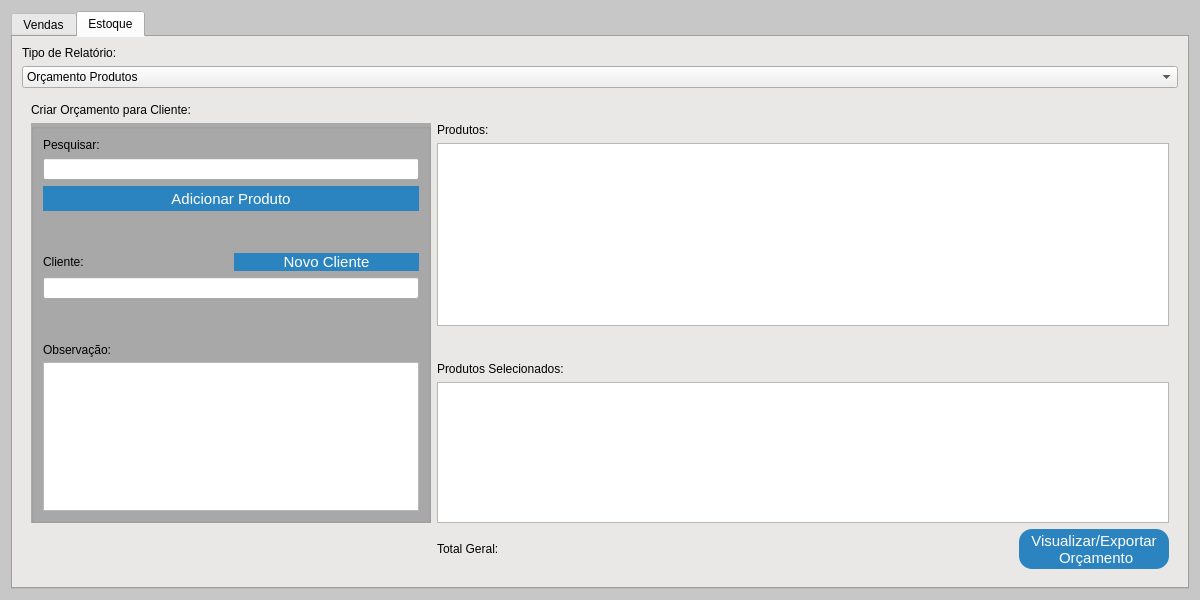
GabR36/QEstoqueLoja, file src/relatorios.ui: the form before one commit.
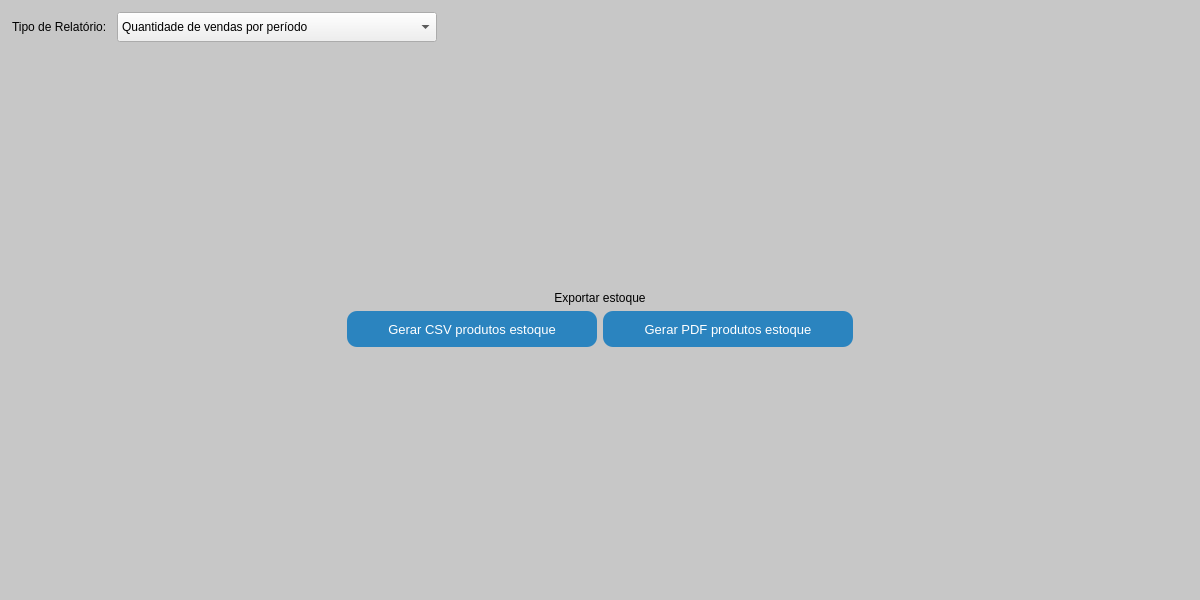
The form after the commit. The open tabs and pages were chosen to show the change. Custom widgets are drawn as their Qt base class.

Commit message: Mudança estetica na menu bar + separação orçamento de relatorios

Diff of the .ui file:
```diff
--- a/src/relatorios.ui
+++ b/src/relatorios.ui
@@ -12,14 +12,8 @@
   </property>
   <property name="minimumSize">
    <size>
-    <width>1200</width>
-    <height>600</height>
-   </size>
-  </property>
-  <property name="maximumSize">
-   <size>
-    <width>16777215</width>
-    <height>16777215</height>
+    <width>900</width>
+    <height>500</height>
    </size>
   </property>
   <property name="windowTitle">
@@ -27,83 +21,77 @@
   </property>
   <property name="styleSheet">
    <string notr="true">
-
-#relatorios{
-background-color: rgb(199, 199, 199);
-
+#relatorios {
+  background-color: rgb(199, 199, 199);
 }
-QPushButton{
-background-color: rgb(43, 132, 191);
-color: rgb(255, 255, 255);
-font-size: 15px;
-border-radius: 13px;
-
+QPushButton {
+  background-color: rgb(43, 132, 191);
+  color: rgb(255, 255, 255);
+  font-size: 13px;
+  border-radius: 10px;
 }
-QPushButton#Btn_CsvGerar{
-font: 700 9pt &quot;Segoe UI&quot;;
-background-color: rgb(43, 132, 191);
-color: rgb(255, 255, 255);
-font-size: 15px;
-border-radius: 13px;
-
-
+QPushButton:hover {
+  background-color: rgb(13, 92, 161);
 }
-
-QPushButton:hover{
-	background-color: rgb(13, 92, 161);
-}
-QPushButton:pressed{
-	
-color: rgb(255, 255, 255);
-	background-color: rgb(153, 193, 241);
-font-size: 15px;
-border-radius: 13px;
-}
-QTabWidget{
-background-color:rgb(222, 221, 218)
-}
-QGroupBox{
-background-color:rgb(170, 170, 170);
-	font: 700 9pt &quot;Segoe UI&quot;;
-	font-size: 15px;
+QPushButton:pressed {
+  color: rgb(255, 255, 255);
+  background-color: rgb(153, 193, 241);
 }
 </string>
   </property>
-  <layout class="QGridLayout" name="gridLayout">
-   <item row="0" column="0">
     <layout class="QVBoxLayout" name="verticalLayout">
      <property name="spacing">
-      <number>0</number>
+    <number>8</number>
+   </property>
+   <property name="leftMargin">
+    <number>12</number>
+   </property>
+   <property name="topMargin">
+    <number>12</number>
+   </property>
+   <property name="rightMargin">
+    <number>12</number>
+   </property>
+   <property name="bottomMargin">
+    <number>12</number>
      </property>
      <item>
-      <widget class="QTabWidget" name="tabWidget">
-       <property name="styleSheet">
-        <string notr="true"/>
-       </property>
-       <property name="currentIndex">
-        <number>1</number>
-       </property>
-       <widget class="QWidget" name="tab_3">
-        <attribute name="title">
-         <string>Vendas</string>
-        </attribute>
-        <layout class="QVBoxLayout" name="verticalLayout_3">
+    <layout class="QHBoxLayout" name="topBarLayout">
+     <property name="spacing">
+      <number>10</number>
+     </property>
          <item>
           <widget class="QLabel" name="label_2">
+       <property name="sizePolicy">
+        <sizepolicy hsizetype="Fixed" vsizetype="Fixed">
+         <horstretch>0</horstretch>
+         <verstretch>0</verstretch>
+        </sizepolicy>
+       </property>
            <property name="styleSheet">
-            <string notr="true">font: 700 10pt &quot;Ubuntu&quot;;</string>
+        <string notr="true">font: 700 10pt &quot;Segoe UI&quot;;</string>
            </property>
            <property name="text">
             <string>Tipo de Relatório:</string>
            </property>
           </widget>
          </item>
-         <item>
-          <layout class="QVBoxLayout" name="verticalLayout_2">
            <item>
             <widget class="QComboBox" name="CBox_VendasMain">
+       <property name="minimumSize">
+        <size>
+         <width>320</width>
+         <height>30</height>
+        </size>
+       </property>
+       <property name="maximumSize">
+        <size>
+         <width>500</width>
+         <height>30</height>
+        </size>
+       </property>
              <property name="styleSheet">
-              <string notr="true">font: 700 10pt &quot;Ubuntu&quot;;</string>
+        <string notr="true">font: 700 10pt &quot;Segoe UI&quot;;</string>
              </property>
              <item>
               <property name="text">
@@ -135,15 +123,32 @@
                <string>Produtos que geram mais Lucro</string>
               </property>
              </item>
-            </widget>
+       <item>
+        <property name="text">
+         <string>Exportar Estoque</string>
+        </property>
+       </item>
+      </widget>
+     </item>
+     <item>
+      <spacer name="topBarSpacer">
+       <property name="orientation">
+        <enum>Qt::Orientation::Horizontal</enum>
+       </property>
+       <property name="sizeHint" stdset="0">
+        <size>
+         <width>40</width>
+         <height>20</height>
+        </size>
+       </property>
+      </spacer>
+     </item>
+    </layout>
            </item>
            <item>
             <widget class="QStackedWidget" name="Stacked_Vendas">
-             <property name="styleSheet">
-              <string notr="true"/>
-             </property>
              <property name="currentIndex">
-              <number>5</number>
+      <number>0</number>
              </property>
              <widget class="QWidget" name="page">
               <layout class="QVBoxLayout" name="verticalLayout_8">
@@ -197,9 +202,6 @@
                  </item>
                  <item>
                   <widget class="QComboBox" name="CBox_periodoValor">
-                   <property name="styleSheet">
-                    <string notr="true"/>
-                   </property>
                    <item>
                     <property name="text">
                      <string>Mes</string>
@@ -248,125 +250,10 @@
                </item>
               </layout>
              </widget>
-            </widget>
-           </item>
-          </layout>
-         </item>
-        </layout>
-       </widget>
-       <widget class="QWidget" name="tab_4">
-        <attribute name="title">
-         <string>Estoque</string>
-        </attribute>
-        <layout class="QVBoxLayout" name="verticalLayout_6">
+     <widget class="QWidget" name="page_estoque">
+      <layout class="QVBoxLayout" name="verticalLayout_estoque">
          <item>
-          <layout class="QVBoxLayout" name="verticalLayout_4">
-           <item>
-            <widget class="QLabel" name="label_3">
-             <property name="styleSheet">
-              <string notr="true">font: 700 10pt &quot;Ubuntu&quot;;</string>
-             </property>
-             <property name="text">
-              <string>Tipo de Relatório:</string>
-             </property>
-            </widget>
-           </item>
-           <item>
-            <widget class="QComboBox" name="CBox_EstoqueMain">
-             <property name="styleSheet">
-              <string notr="true">font: 700 10pt &quot;Ubuntu&quot;;</string>
-             </property>
-             <item>
-              <property name="text">
-               <string>Orçamento Produtos</string>
-              </property>
-             </item>
-             <item>
-              <property name="text">
-               <string>Lista Todos Produtos</string>
-              </property>
-             </item>
-            </widget>
-           </item>
-          </layout>
-         </item>
-         <item>
-          <widget class="QStackedWidget" name="Stacked_Estoque">
-           <property name="midLineWidth">
-            <number>0</number>
-           </property>
-           <property name="currentIndex">
-            <number>0</number>
-           </property>
-           <widget class="QWidget" name="page_3">
-            <layout class="QGridLayout" name="gridLayout_2">
-             <item row="0" column="0">
-              <widget class="QLabel" name="label_11">
-               <property name="styleSheet">
-                <string notr="true">font: 700 15pt &quot;Ubuntu&quot;;</string>
-               </property>
-               <property name="text">
-                <string>Criar Orçamento para Cliente:</string>
-               </property>
-              </widget>
-             </item>
-             <item row="1" column="0">
-              <widget class="QGroupBox" name="groupBox">
-               <property name="maximumSize">
-                <size>
-                 <width>400</width>
-                 <height>16777215</height>
-                </size>
-               </property>
-               <property name="title">
-                <string/>
-               </property>
-               <layout class="QVBoxLayout" name="verticalLayout_18">
-                <item>
-                 <layout class="QVBoxLayout" name="verticalLayout_14">
-                  <item>
-                   <widget class="QLabel" name="label_7">
-                    <property name="styleSheet">
-                     <string notr="true">font: 500 10pt &quot;Ubuntu&quot;;</string>
-                    </property>
-                    <property name="text">
-                     <string>Pesquisar:</string>
-                    </property>
-                   </widget>
-                  </item>
-                  <item>
-                   <widget class="CustomLineEdit" name="Ledit_PesquisaProduto">
-                    <property name="maximumSize">
-                     <size>
-                      <width>1231231</width>
-                      <height>16777215</height>
-                     </size>
-                    </property>
-                   </widget>
-                  </item>
-                  <item>
-                   <widget class="QPushButton" name="Btn_AddProd">
-                    <property name="minimumSize">
-                     <size>
-                      <width>0</width>
-                      <height>25</height>
-                     </size>
-                    </property>
-                    <property name="maximumSize">
-                     <size>
-                      <width>16777215</width>
-                      <height>25</height>
-                     </size>
-                    </property>
-                    <property name="text">
-                     <string>Adicionar Produto</string>
-                    </property>
-                   </widget>
-                  </item>
-                 </layout>
-                </item>
-                <item>
-                 <spacer name="verticalSpacer_2">
+        <spacer name="estoqueTopSpacer">
                   <property name="orientation">
                    <enum>Qt::Orientation::Vertical</enum>
                   </property>
@@ -378,238 +265,10 @@
                   </property>
                  </spacer>
                 </item>
-                <item>
-                 <layout class="QVBoxLayout" name="verticalLayout_13">
-                  <item>
-                   <layout class="QHBoxLayout" name="horizontalLayout_4">
-                    <item>
-                     <widget class="QLabel" name="label_6">
-                      <property name="styleSheet">
-                       <string notr="true">font: 500 10pt &quot;Ubuntu&quot;;</string>
-                      </property>
-                      <property name="text">
-                       <string>Cliente:</string>
-                      </property>
-                     </widget>
-                    </item>
-                    <item>
-                     <widget class="QPushButton" name="Btn_NovoCliente">
-                      <property name="text">
-                       <string>Novo Cliente</string>
-                      </property>
-                     </widget>
-                    </item>
-                   </layout>
-                  </item>
-                  <item>
-                   <widget class="CustomLineEdit" name="Ledit_Cliente">
-                    <property name="minimumSize">
-                     <size>
-                      <width>0</width>
-                      <height>0</height>
-                     </size>
-                    </property>
-                    <property name="maximumSize">
-                     <size>
-                      <width>16777215</width>
-                      <height>16777215</height>
-                     </size>
-                    </property>
-                   </widget>
-                  </item>
-                 </layout>
-                </item>
-                <item>
-                 <layout class="QVBoxLayout" name="verticalLayout_15">
-                  <property name="spacing">
-                   <number>5</number>
-                  </property>
-                  <item>
-                   <spacer name="verticalSpacer">
-                    <property name="orientation">
-                     <enum>Qt::Orientation::Vertical</enum>
-                    </property>
-                    <property name="sizeHint" stdset="0">
-                     <size>
-                      <width>20</width>
-                      <height>40</height>
-                     </size>
-                    </property>
-                   </spacer>
-                  </item>
-                  <item>
-                   <widget class="QLabel" name="label_9">
-                    <property name="styleSheet">
-                     <string notr="true">font: 500 10pt &quot;Ubuntu&quot;;</string>
-                    </property>
-                    <property name="text">
-                     <string>Observação:</string>
-                    </property>
-                   </widget>
-                  </item>
-                  <item>
-                   <widget class="QTextEdit" name="Tedit_Obs">
-                    <property name="maximumSize">
-                     <size>
-                      <width>16777215</width>
-                      <height>150</height>
-                     </size>
-                    </property>
-                   </widget>
-                  </item>
-                 </layout>
-                </item>
-               </layout>
-              </widget>
-             </item>
-             <item row="1" column="1" colspan="2">
-              <layout class="QVBoxLayout" name="verticalLayout_21">
-               <item>
-                <layout class="QVBoxLayout" name="verticalLayout_17">
-                 <item>
-                  <widget class="QLabel" name="label_10">
-                   <property name="styleSheet">
-                    <string notr="true">font: 500 10pt &quot;Ubuntu&quot;;</string>
-                   </property>
-                   <property name="text">
-                    <string>Produtos:</string>
-                   </property>
-                  </widget>
-                 </item>
-                 <item>
-                  <widget class="ProdutoTableView" name="Tview_ProdutosOrcamento">
-                   <property name="autoFillBackground">
-                    <bool>true</bool>
-                   </property>
-                   <property name="alternatingRowColors">
-                    <bool>true</bool>
-                   </property>
-                   <property name="selectionMode">
-                    <enum>QAbstractItemView::SelectionMode::SingleSelection</enum>
-                   </property>
-                   <property name="selectionBehavior">
-                    <enum>QAbstractItemView::SelectionBehavior::SelectRows</enum>
-                   </property>
-                  </widget>
-                 </item>
-                </layout>
-               </item>
-               <item>
-                <spacer name="verticalSpacer_3">
-                 <property name="orientation">
-                  <enum>Qt::Orientation::Vertical</enum>
-                 </property>
-                 <property name="sizeHint" stdset="0">
-                  <size>
-                   <width>20</width>
-                   <height>40</height>
-                  </size>
-                 </property>
-                </spacer>
-               </item>
-               <item>
-                <layout class="QVBoxLayout" name="verticalLayout_16">
-                 <item>
-                  <widget class="QLabel" name="label_8">
-                   <property name="styleSheet">
-                    <string notr="true">font: 500 10pt &quot;Ubuntu&quot;;</string>
-                   </property>
-                   <property name="text">
-                    <string>Produtos Selecionados:</string>
-                   </property>
-                  </widget>
-                 </item>
-                 <item>
-                  <widget class="QTableView" name="Tview_ProdutosSelec">
-                   <property name="maximumSize">
-                    <size>
-                     <width>16777215</width>
-                     <height>150</height>
-                    </size>
-                   </property>
-                   <property name="contextMenuPolicy">
-                    <enum>Qt::ContextMenuPolicy::CustomContextMenu</enum>
-                   </property>
-                   <property name="autoFillBackground">
-                    <bool>true</bool>
-                   </property>
-                   <property name="alternatingRowColors">
-                    <bool>true</bool>
-                   </property>
-                   <property name="selectionMode">
-                    <enum>QAbstractItemView::SelectionMode::SingleSelection</enum>
-                   </property>
-                   <property name="selectionBehavior">
-                    <enum>QAbstractItemView::SelectionBehavior::SelectRows</enum>
-                   </property>
-                   <attribute name="verticalHeaderVisible">
-                    <bool>false</bool>
-                   </attribute>
-                  </widget>
-                 </item>
-                </layout>
-               </item>
-              </layout>
-             </item>
-             <item row="2" column="1">
-              <widget class="QLabel" name="Lbl_TotalGeral">
-               <property name="styleSheet">
-                <string notr="true">font: 700 12pt &quot;Ubuntu&quot;;</string>
-               </property>
-               <property name="text">
-                <string>Total Geral:</string>
-               </property>
-              </widget>
-             </item>
-             <item row="2" column="2">
-              <widget class="QPushButton" name="Btn_Terminar">
-               <property name="minimumSize">
-                <size>
-                 <width>150</width>
-                 <height>40</height>
-                </size>
-               </property>
-               <property name="maximumSize">
-                <size>
-                 <width>150</width>
-                 <height>40</height>
-                </size>
-               </property>
-               <property name="text">
-                <string>Visualizar/Exportar 
- Orçamento</string>
-               </property>
-              </widget>
-             </item>
-            </layout>
-           </widget>
-           <widget class="QWidget" name="page_4">
-            <layout class="QVBoxLayout" name="verticalLayout_12">
-             <item>
-              <layout class="QVBoxLayout" name="verticalLayout_5">
                <item>
                 <widget class="QLabel" name="label">
-                 <property name="enabled">
-                  <bool>true</bool>
-                 </property>
-                 <property name="sizePolicy">
-                  <sizepolicy hsizetype="Fixed" vsizetype="Fixed">
-                   <horstretch>0</horstretch>
-                   <verstretch>0</verstretch>
-                  </sizepolicy>
-                 </property>
-                 <property name="minimumSize">
-                  <size>
-                   <width>250</width>
-                   <height>0</height>
-                  </size>
-                 </property>
-                 <property name="toolTip">
-                  <string>Exporte o estoque!</string>
-                 </property>
                  <property name="styleSheet">
-                  <string notr="true">font: 700 12pt &quot;Segoe UI&quot;;
-</string>
+          <string notr="true">font: 700 12pt &quot;Segoe UI&quot;;</string>
                  </property>
                  <property name="text">
                   <string>Exportar estoque</string>
@@ -617,13 +276,23 @@
                  <property name="alignment">
                   <set>Qt::AlignmentFlag::AlignCenter</set>
                  </property>
-                 <property name="margin">
-                  <number>-1</number>
-                 </property>
                 </widget>
                </item>
                <item>
                 <layout class="QHBoxLayout" name="horizontalLayout_3">
+         <item>
+          <spacer name="estoqueLeftSpacer">
+           <property name="orientation">
+            <enum>Qt::Orientation::Horizontal</enum>
+           </property>
+           <property name="sizeHint" stdset="0">
+            <size>
+             <width>40</width>
+             <height>20</height>
+            </size>
+           </property>
+          </spacer>
+         </item>
                  <item>
                   <widget class="QPushButton" name="Btn_CsvGen">
                    <property name="sizePolicy">
@@ -635,36 +304,18 @@
                    <property name="minimumSize">
                     <size>
                      <width>250</width>
-                     <height>30</height>
+             <height>36</height>
                     </size>
                    </property>
                    <property name="maximumSize">
                     <size>
                      <width>250</width>
-                     <height>30</height>
-                    </size>
-                   </property>
-                   <property name="autoFillBackground">
-                    <bool>false</bool>
-                   </property>
-                   <property name="styleSheet">
-                    <string notr="true"/>
-                   </property>
+             <height>36</height>
+            </size>
+           </property>
                    <property name="text">
                     <string>Gerar CSV produtos estoque</string>
                    </property>
-                   <property name="checkable">
-                    <bool>true</bool>
-                   </property>
-                   <property name="checked">
-                    <bool>false</bool>
-                   </property>
-                   <property name="default">
-                    <bool>false</bool>
-                   </property>
-                   <property name="flat">
-                    <bool>false</bool>
-                   </property>
                   </widget>
                  </item>
                  <item>
@@ -678,51 +329,54 @@
                    <property name="minimumSize">
                     <size>
                      <width>250</width>
-                     <height>32</height>
+             <height>36</height>
                     </size>
                    </property>
                    <property name="maximumSize">
                     <size>
                      <width>250</width>
-                     <height>30</height>
-                    </size>
-                   </property>
-                   <property name="styleSheet">
-                    <string notr="true"/>
-                   </property>
+             <height>36</height>
+            </size>
+           </property>
                    <property name="text">
                     <string>Gerar PDF produtos estoque</string>
                    </property>
                   </widget>
                  </item>
-                </layout>
+         <item>
+          <spacer name="estoqueRightSpacer">
+           <property name="orientation">
+            <enum>Qt::Orientation::Horizontal</enum>
+           </property>
+           <property name="sizeHint" stdset="0">
+            <size>
+             <width>40</width>
+             <height>20</height>
+            </size>
+           </property>
+          </spacer>
                </item>
               </layout>
              </item>
-            </layout>
-           </widget>
-          </widget>
+       <item>
+        <spacer name="estoqueBottomSpacer">
+         <property name="orientation">
+          <enum>Qt::Orientation::Vertical</enum>
+         </property>
+         <property name="sizeHint" stdset="0">
+          <size>
+           <width>20</width>
+           <height>40</height>
+          </size>
+         </property>
+        </spacer>
          </item>
         </layout>
        </widget>
       </widget>
      </item>
     </layout>
-   </item>
-  </layout>
  </widget>
- <customwidgets>
-  <customwidget>
-   <class>CustomLineEdit</class>
-   <extends>QLineEdit</extends>
-   <header>customlineedit.h</header>
-  </customwidget>
-  <customwidget>
-   <class>ProdutoTableView</class>
-   <extends>QTableView</extends>
-   <header>produtotableview.h</header>
-  </customwidget>
- </customwidgets>
  <resources/>
  <connections/>
 </ui>
```
Lines whose indentation alone changed are shown as unchanged. The commit also changes 22 other files.
